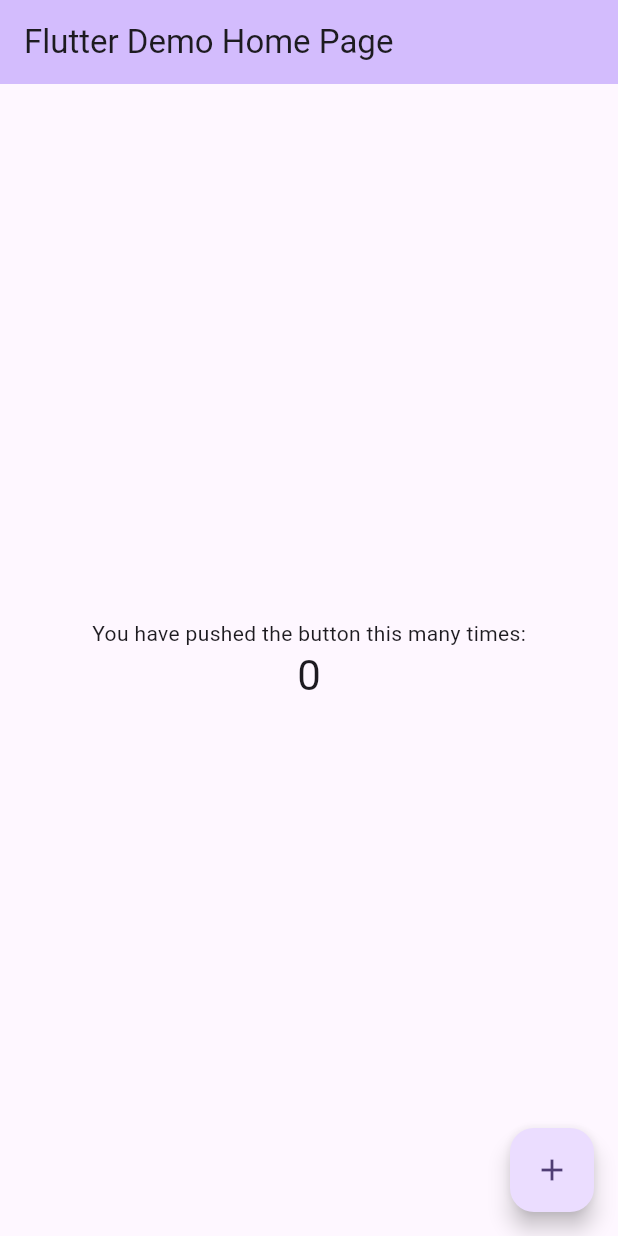
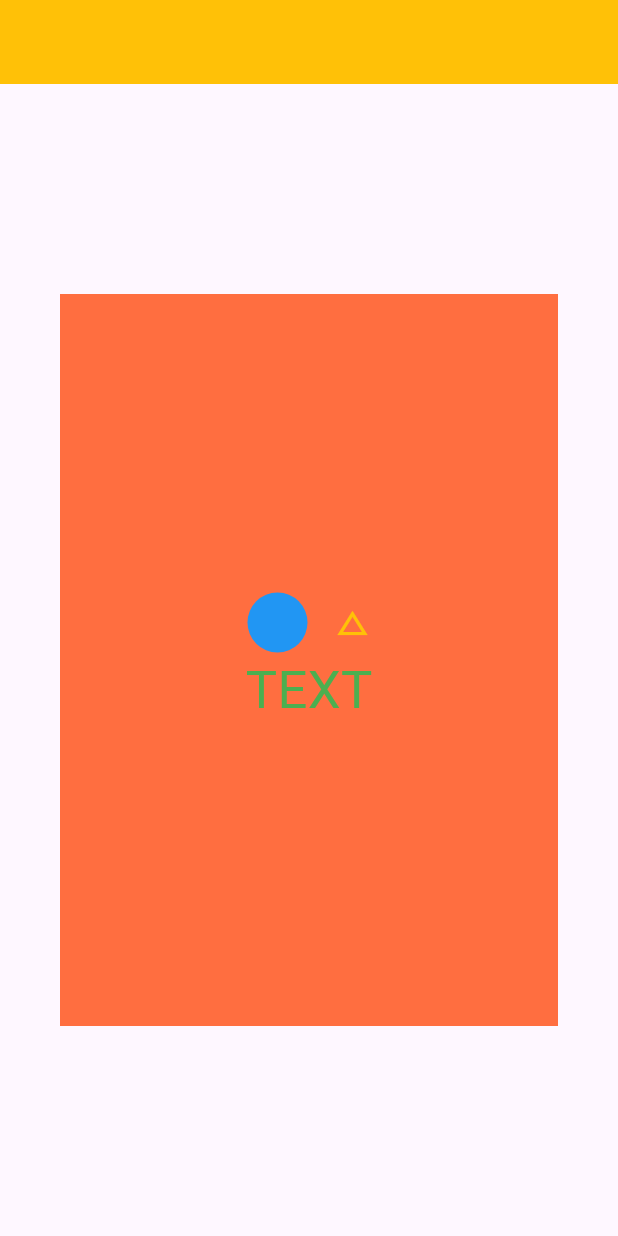
Before and after one commit to SpiritualMaddie/HFL25-2-2, a Flutter app: the screen it shows after launch, on a phone screen of 412 x 824 dp. Run offline on Flutter 3.47's test engine with Material 3 defaults, Android fonts, the phone set to English and light mode, and no system bars.

Commit message:
FirstWidget with Container (rectangle), circle, triangle and text using Stack, Column and Row done.

```diff
--- a/v02/lib/main.dart
+++ b/v02/lib/main.dart
@@ -30,7 +30,8 @@ class MyApp extends StatelessWidget {
         // tested with just a hot reload.
         colorScheme: ColorScheme.fromSeed(seedColor: Colors.deepPurple),
       ),
-      home: const MyHomePage(title: 'Flutter Demo Home Page'),
+      //home: const MyHomePage(title: 'Flutter Demo Home Page'),
+      home: FirstWidget(),
     );
   }
 }
@@ -120,3 +121,54 @@ class _MyHomePageState extends State<MyHomePage> {
     );
   }
 }
+
+
+class FirstWidget extends StatelessWidget {
+  const FirstWidget({super.key});
+
+  @override
+  Widget build(BuildContext context) {
+    return MaterialApp(
+      home: Scaffold(
+        appBar: AppBar(backgroundColor: Colors.amber),
+        body: Stack(
+          alignment: Alignment.center,
+          children: [
+            Container(
+              margin: EdgeInsets.symmetric(vertical: 140, horizontal: 40),
+              decoration: BoxDecoration(
+                color: Colors.deepOrangeAccent,
+                shape: BoxShape.rectangle,
+              ),
+              alignment: Alignment.center,
+              padding: EdgeInsets.all(12),
+              child:
+              Row(
+                mainAxisAlignment: MainAxisAlignment.center,
+              children: [
+                Column(
+                  mainAxisAlignment: MainAxisAlignment.center,
+                  children: [
+                    Row(
+                      spacing: 18,
+                      children: [
+                        CircleAvatar(backgroundColor: Colors.blue),
+                        Icon(Icons.change_history, color: Colors.amber),
+                      ],
+                    ),
+                    Text(
+                      "TEXT",
+                      style: TextStyle(fontSize: 35, color: Colors.green),
+                    ),
+                  ],
+                ),
+              ],
+            ),
+            ),
+
+          ],
+        ),
+      ),
+    );
+  }
+}
```
Also changed, not shown: v02/analysis_options.yaml (+11 -0 lines).
